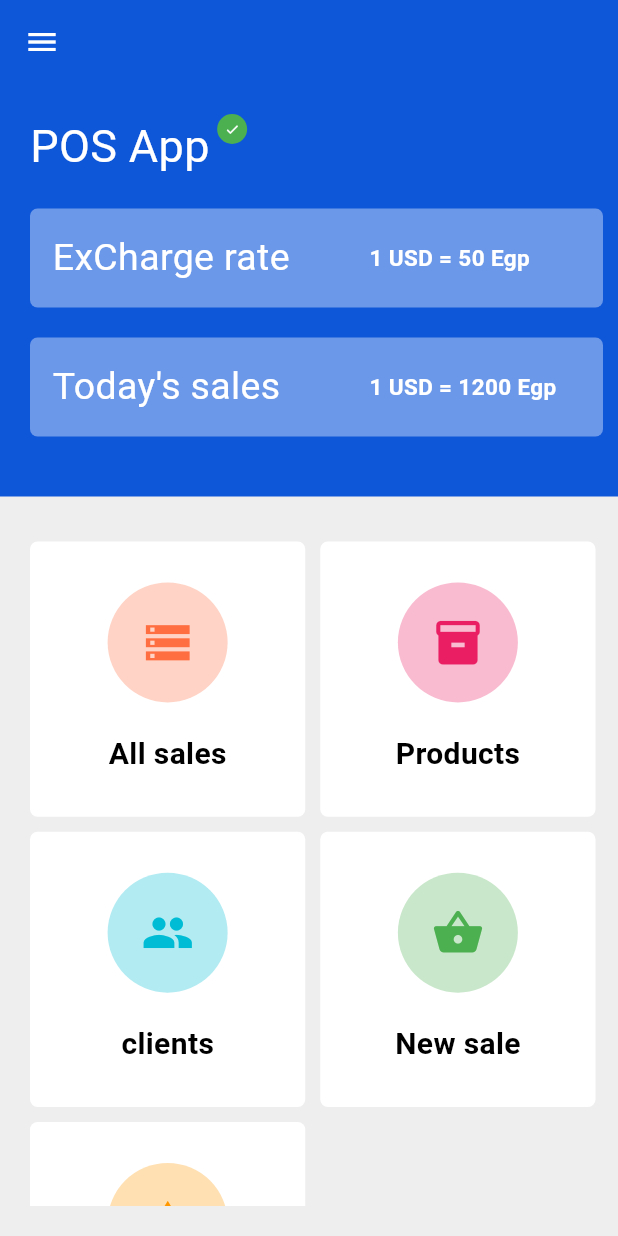
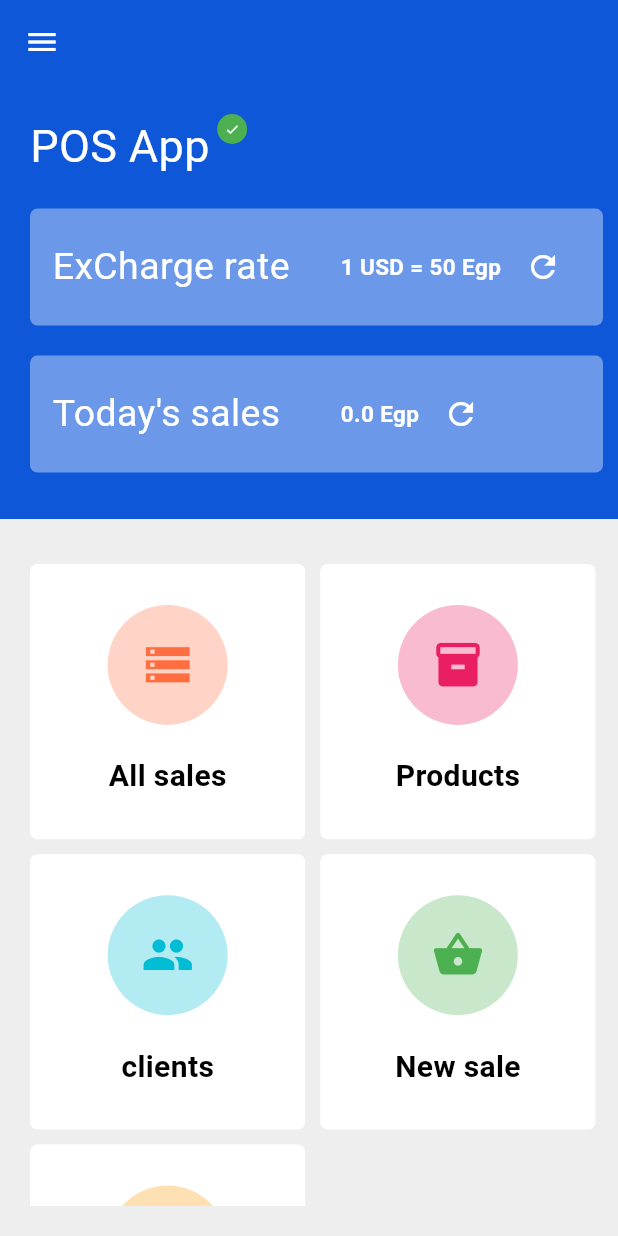
Before and after one commit to HindAlaa26/Point-Of-Sale-App, a Flutter app: the screen it shows after launch, on a phone screen of 412 x 824 dp. Run offline on Flutter 3.47's test engine with Material 3 defaults, Android fonts, the phone set to English and light mode, and no system bars; our stand-ins replace data_table_2, get_it, sqflite; accounts and stored records are empty.

Commit message:
today sales updated

```diff
--- a/lib/screens/home_screen.dart
+++ b/lib/screens/home_screen.dart
@@ -16,6 +16,7 @@ class _HomePageState extends State<HomePage> {
   @override
   void initState() {
     init();
+    fetchData();
     super.initState();
   }
 
@@ -24,6 +25,12 @@ class _HomePageState extends State<HomePage> {
     setState(() {
       isLoading = false;
     });
+  }
+
+  double todaySales = 0.0;
+  Future<void> fetchData() async {
+    todaySales = await GetIt.I.get<SqlHelper>().getTodaySales();
+    setState(() {});
   }
 
   @override
@@ -72,7 +79,7 @@ class _HomePageState extends State<HomePage> {
           Container(
             padding: const EdgeInsets.only(left: 20, top: 20, bottom: 20),
             width: double.infinity,
-            height: 275,
+            height: 290,
             color: const Color.fromRGBO(15, 87, 217, 1),
             child: Column(
               children: [
@@ -113,7 +120,13 @@ class _HomePageState extends State<HomePage> {
                   ],
                 ),
                 homeHeader(text1: "ExCharge rate", text2: "1 USD = 50 Egp "),
-                homeHeader(text1: "Today's sales ", text2: "1 USD = 1200 Egp "),
+                homeHeader(
+                    text1: "Today's sales ",
+                    text2: "$todaySales Egp ",
+                    onPressed: () {
+                      fetchData();
+                      setState(() {});
+                    }),
               ],
             ),
           ),
--- a/lib/shared_component/home_header_widgets.dart
+++ b/lib/shared_component/home_header_widgets.dart
@@ -4,6 +4,7 @@ import 'package:point_of_sales/shared_component/text_in_app.dart';
 Widget homeHeader({
   required String text1,
   required String text2,
+  void Function()? onPressed,
 }) {
   return Container(
     margin: const EdgeInsets.only(right: 10, top: 10, bottom: 10),
@@ -19,12 +20,22 @@ Widget homeHeader({
             child: textInApp(text: text1, color: Colors.white, fontSize: 25)),
         const Spacer(),
         Expanded(
-            flex: 4,
-            child: textInApp(
-                text: text2,
-                color: Colors.white,
-                fontSize: 15,
-                fontWeight: FontWeight.bold)),
+            flex: 5,
+            child: Row(
+              children: [
+                textInApp(
+                    text: text2,
+                    color: Colors.white,
+                    fontSize: 15,
+                    fontWeight: FontWeight.bold),
+                IconButton(
+                    onPressed: onPressed,
+                    icon: const Icon(
+                      Icons.refresh,
+                      color: Colors.white,
+                    ))
+              ],
+            )),
       ],
     ),
   );
```
Also changed, not shown: lib/helpers/sql_helper.dart (+19 -0 lines).
